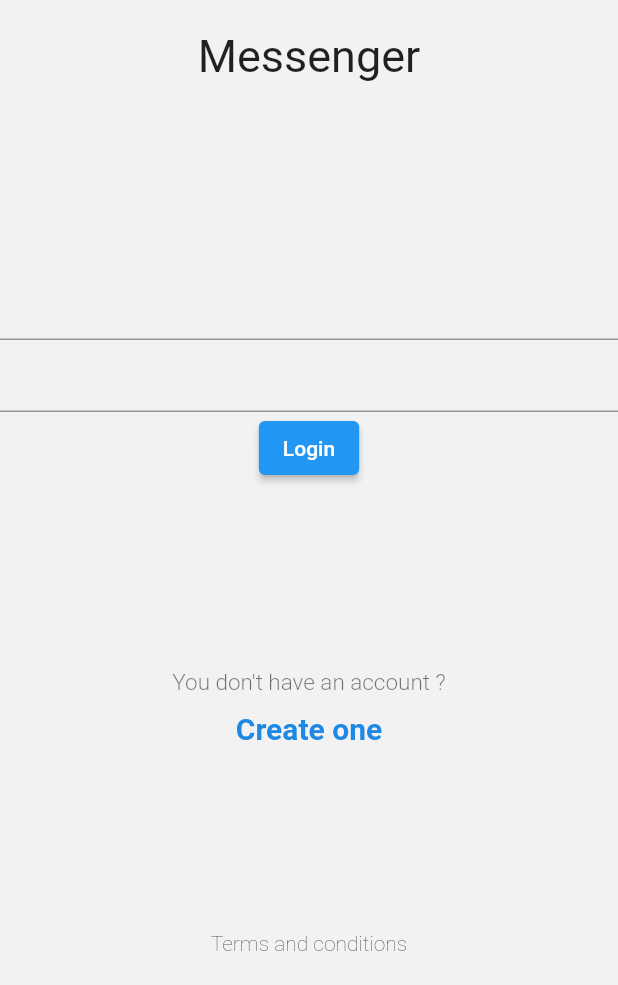
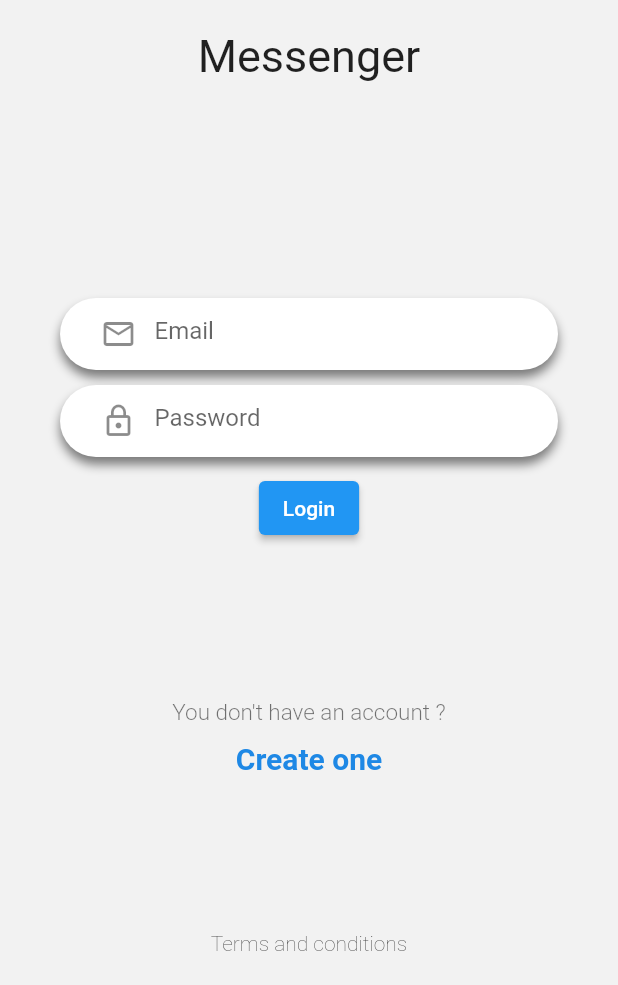
Before and after one commit to HajdukSanchez/chat, a Flutter app: the screen it shows after launch, on a phone screen of 412 x 824 dp, the part 251-1236 px from its top. Run offline on Flutter 3.47's test engine with Material 2 defaults, Android fonts, the phone set to English and light mode, and no system bars.

Commit message:
:construction: [ADD] Custom reusable Input Text

```diff
--- a/lib/pages/login_page.dart
+++ b/lib/pages/login_page.dart
@@ -1,7 +1,7 @@
 import 'package:flutter/material.dart';
 
 import 'package:chat/widgets/app_logo.dart';
-import 'package:chat/widgets/form_authentication.dart';
+import 'package:chat/widgets/input_text_field.dart';
 import 'package:chat/widgets/footer_authentication.dart';
 
 class LoginPage extends StatelessWidget {
@@ -16,9 +16,7 @@ class LoginPage extends StatelessWidget {
         mainAxisAlignment: MainAxisAlignment.spaceBetween,
         children: <Widget>[
           const AppLogo(),
-          const FormAuthentication(
-            actionText: "Login",
-          ),
+          const _FormLogin(),
           const FooterAuthentication(
             textOption: 'Create one',
             textQuestion: "You don't have an account ?",
@@ -35,3 +33,42 @@ class LoginPage extends StatelessWidget {
     );
   }
 }
+
+class _FormLogin extends StatefulWidget {
+  const _FormLogin({Key? key}) : super(key: key);
+
+  @override
+  State<_FormLogin> createState() => _FormLoginState();
+}
+
+class _FormLoginState extends State<_FormLogin> {
+  final emailController = TextEditingController();
+  final passwordController = TextEditingController();
+
+  @override
+  Widget build(BuildContext context) {
+    return Container(
+        margin: const EdgeInsets.only(top: 40),
+        padding: const EdgeInsets.symmetric(horizontal: 40),
+        child: Column(
+          children: [
+            InputTextField(
+                icon: const Icon(Icons.email_outlined),
+                hintText: 'Email',
+                keyboardType: TextInputType.emailAddress,
+                textController: emailController),
+            InputTextField(
+              icon: const Icon(Icons.lock_outline),
+              hintText: 'Password',
+              keyboardType: TextInputType.visiblePassword,
+              textObscure: true,
+              textController: passwordController,
+            ),
+            ElevatedButton(
+              onPressed: () {},
+              child: const Text("Login"),
+            )
+          ],
+        ));
+  }
+}
--- a/lib/widgets/form_authentication.dart
+++ /dev/null
@@ -1,27 +0,0 @@
-import 'package:flutter/material.dart';
-
-class FormAuthentication extends StatefulWidget {
-  final String actionText;
-
-  const FormAuthentication({Key? key, required this.actionText})
-      : super(key: key);
-
-  @override
-  State<FormAuthentication> createState() => _FormAuthenticationState();
-}
-
-class _FormAuthenticationState extends State<FormAuthentication> {
-  @override
-  Widget build(BuildContext context) {
-    return Column(
-      children: [
-        const TextField(),
-        const TextField(),
-        ElevatedButton(
-          onPressed: () {},
-          child: Text(widget.actionText),
-        )
-      ],
-    );
-  }
-}
--- /dev/null
+++ b/lib/widgets/input_text_field.dart
@@ -0,0 +1,47 @@
+import 'package:flutter/material.dart';
+
+class InputTextField extends StatelessWidget {
+  final String hintText;
+  final bool textObscure;
+  final Icon icon;
+  final TextInputType keyboardType;
+  final TextEditingController textController; // To get the input text value
+
+  const InputTextField({
+    Key? key,
+    required this.icon,
+    required this.textController,
+    required this.hintText,
+    this.keyboardType = TextInputType.text,
+    this.textObscure = false,
+  }) : super(key: key);
+
+  @override
+  Widget build(BuildContext context) {
+    return Container(
+      margin: const EdgeInsets.only(bottom: 10),
+      padding: const EdgeInsets.only(right: 25, left: 15),
+      decoration: BoxDecoration(
+          color: Colors.white,
+          borderRadius: BorderRadius.circular(30),
+          boxShadow: <BoxShadow>[
+            BoxShadow(
+                color: Colors.black.withOpacity(0.5),
+                offset: const Offset(0, 5),
+                blurRadius: 5)
+          ]),
+      child: TextField(
+        autocorrect: true,
+        obscureText: true,
+        controller: textController,
+        keyboardType: TextInputType.emailAddress,
+        decoration: InputDecoration(
+          prefixIcon: icon,
+          focusedBorder: InputBorder.none,
+          border: InputBorder.none,
+          hintText: hintText,
+        ),
+      ),
+    );
+  }
+}
```
